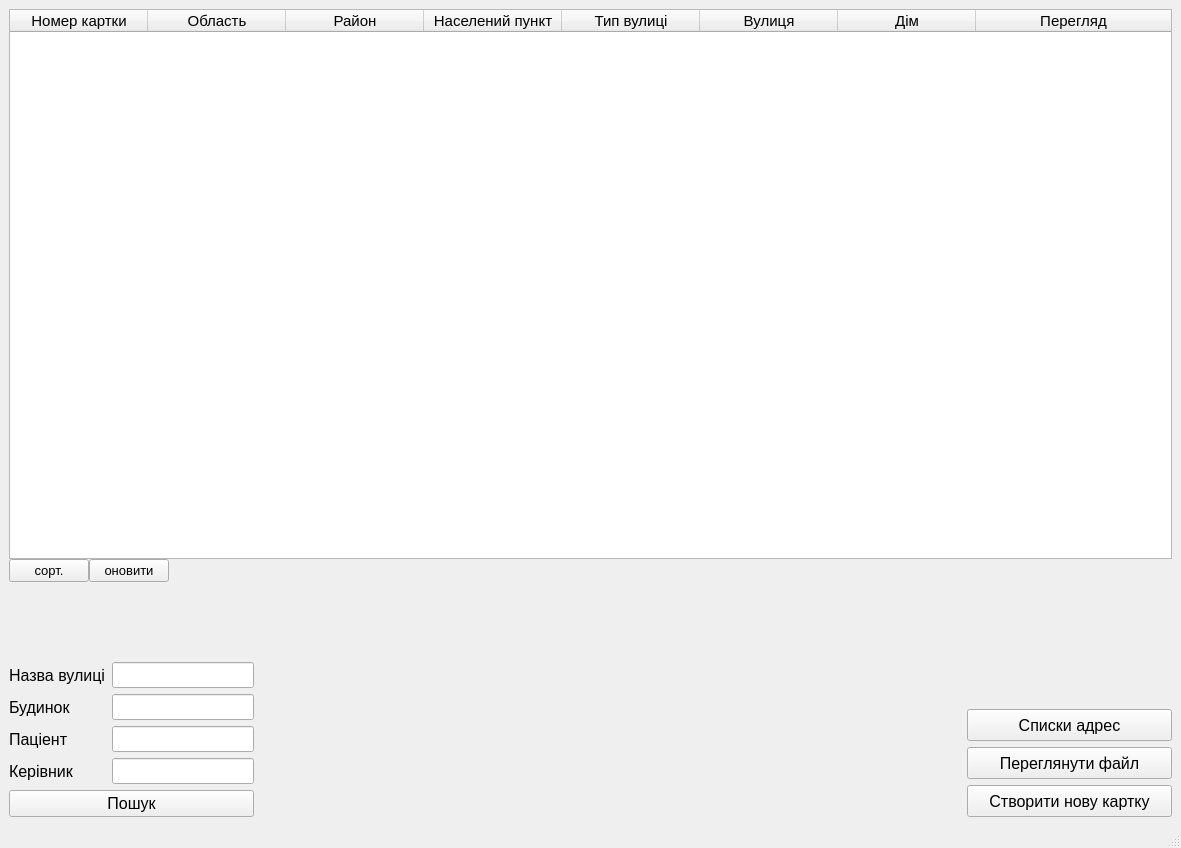
Before: the Qt Designer form pyqt_files/MainForm.ui in LiquorProg/katalog, drawn with Qt 5.
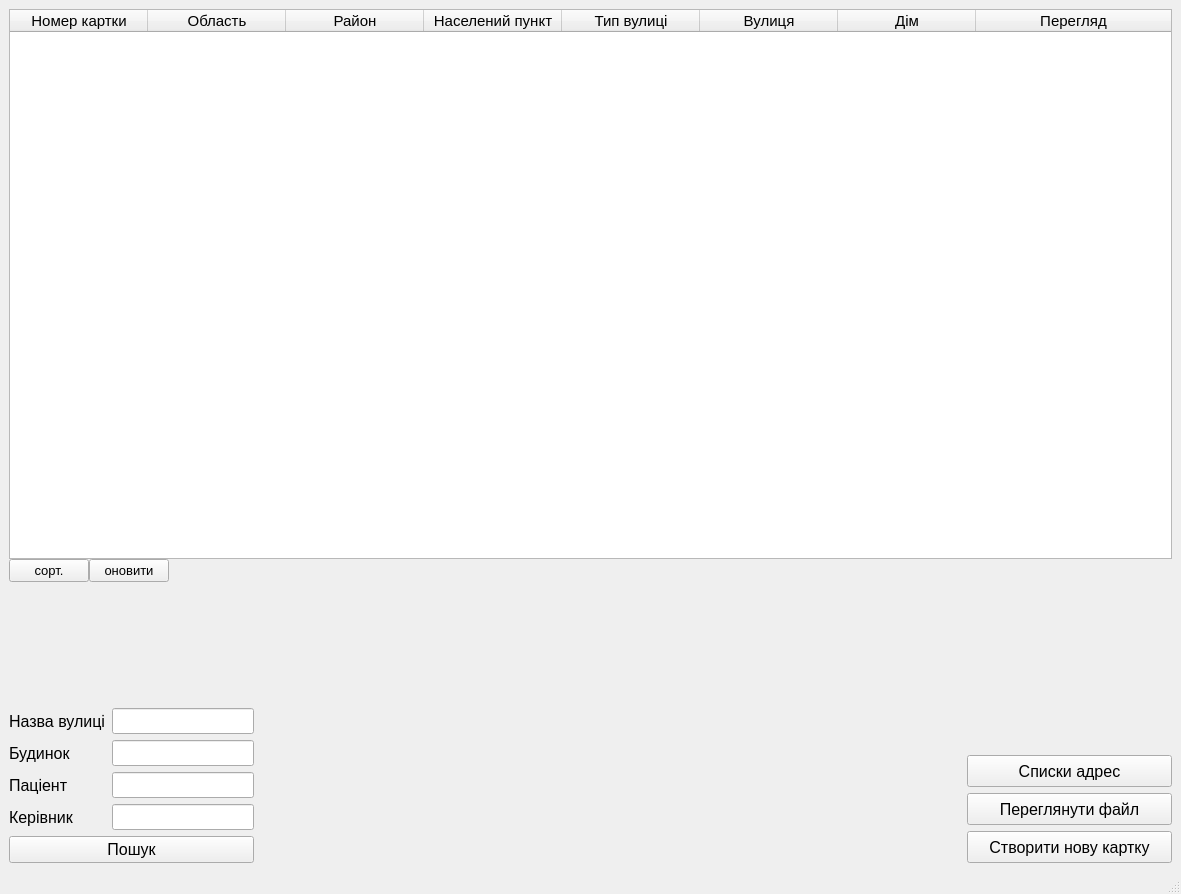
After: the same form once the commit is applied.

Diff of the .ui file:
```diff
--- a/pyqt_files/MainForm.ui
+++ b/pyqt_files/MainForm.ui
@@ -7,7 +7,7 @@
     <x>0</x>
     <y>0</y>
     <width>1181</width>
-    <height>848</height>
+    <height>894</height>
    </rect>
   </property>
   <property name="windowTitle">
@@ -192,6 +192,12 @@
             <pointsize>11</pointsize>
            </font>
           </property>
+          <property name="text">
+           <string/>
+          </property>
+          <property name="maxLength">
+           <number>10</number>
+          </property>
          </widget>
         </item>
         <item row="2" column="0">
```
Left out of the diff: 9 changed lines with no effect on the pictures.
